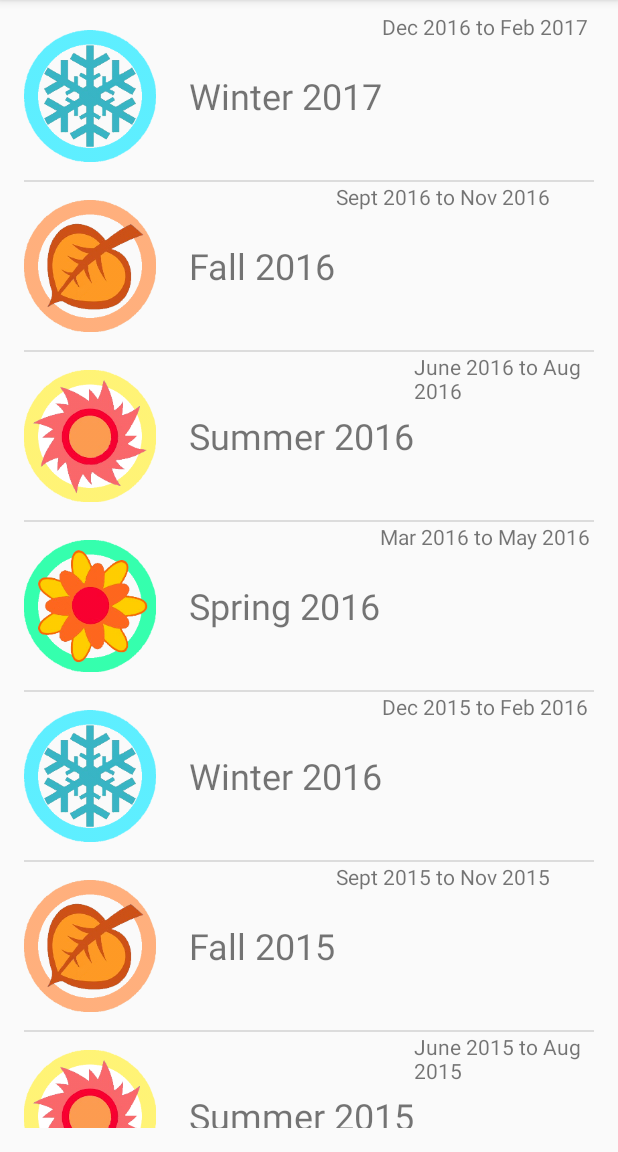
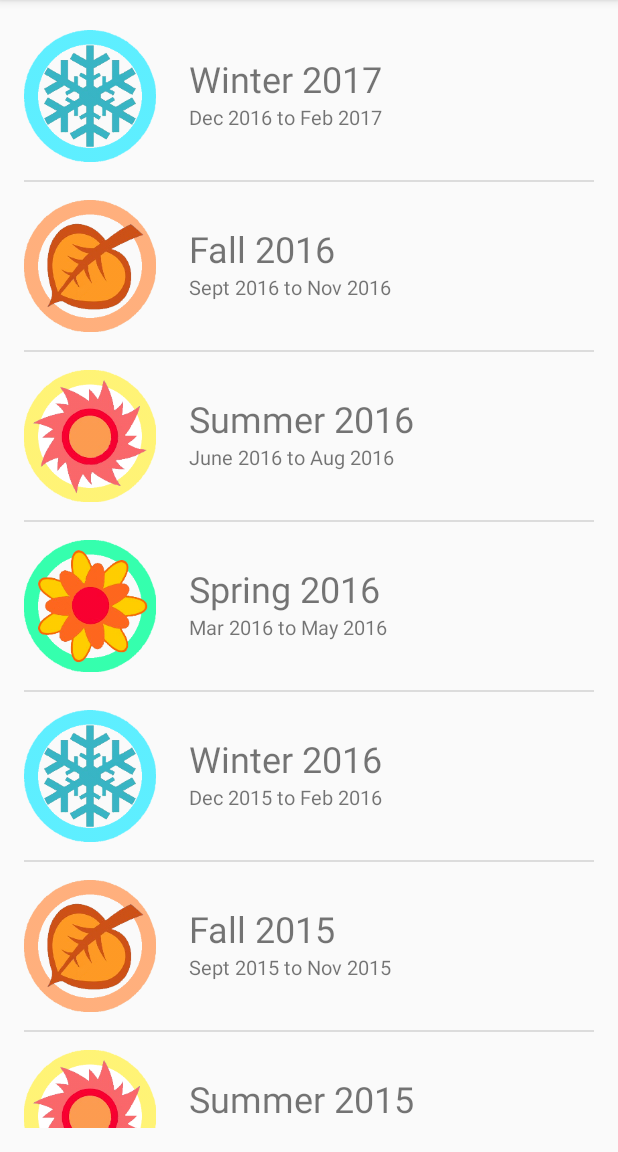
Before and after one commit to andynaguyen/Kisetsu, an Android app: the screen it shows after launch (SeasonsCatalogActivity), on a phone screen of 412 x 824 dp, the part 84-1236 px from its top. Run offline under Robolectric (Android 15) with nearby library versions, the phone set to English and light mode, and no system bars.

Commit message:
Finished SeasonCatalog UI.

```diff
--- a/app/src/main/res/layout/season_layout.xml
+++ b/app/src/main/res/layout/season_layout.xml
@@ -1,7 +1,8 @@
 <?xml version="1.0" encoding="utf-8"?>
 <LinearLayout xmlns:android="http://schemas.android.com/apk/res/android"
     android:layout_width="match_parent"
-    android:layout_height="match_parent">
+    android:layout_height="match_parent"
+    android:orientation="horizontal">
 
     <ImageView
         android:id="@+id/season_icon"
@@ -13,19 +14,27 @@
         android:layout_marginTop="12dp"
         android:layout_marginBottom="12dp"
         />
-<!-- TODO: Put the two text views into a separate LinearLayout to fix formatting -->
+
+    <RelativeLayout
+        android:layout_width="match_parent"
+        android:layout_height="match_parent" >
+
         <TextView
             android:id="@+id/season_title"
             android:layout_width="wrap_content"
             android:layout_height="wrap_content"
             android:layout_marginLeft="12dp"
-        android:textSize="24dp"
-        android:layout_gravity="center" />
+            android:layout_marginTop="28dp"
+            android:textSize="24dp"/>
 
         <TextView
             android:id="@+id/season_timeframe"
             android:layout_width="match_parent"
             android:layout_height="match_parent"
-        />
+            android:layout_below="@+id/season_title"
+            android:layout_marginLeft="12dp"
+            android:textSize="13dp"/>
+
+    </RelativeLayout>
 
 </LinearLayout>
```
Lines whose indentation alone changed are shown as unchanged.
